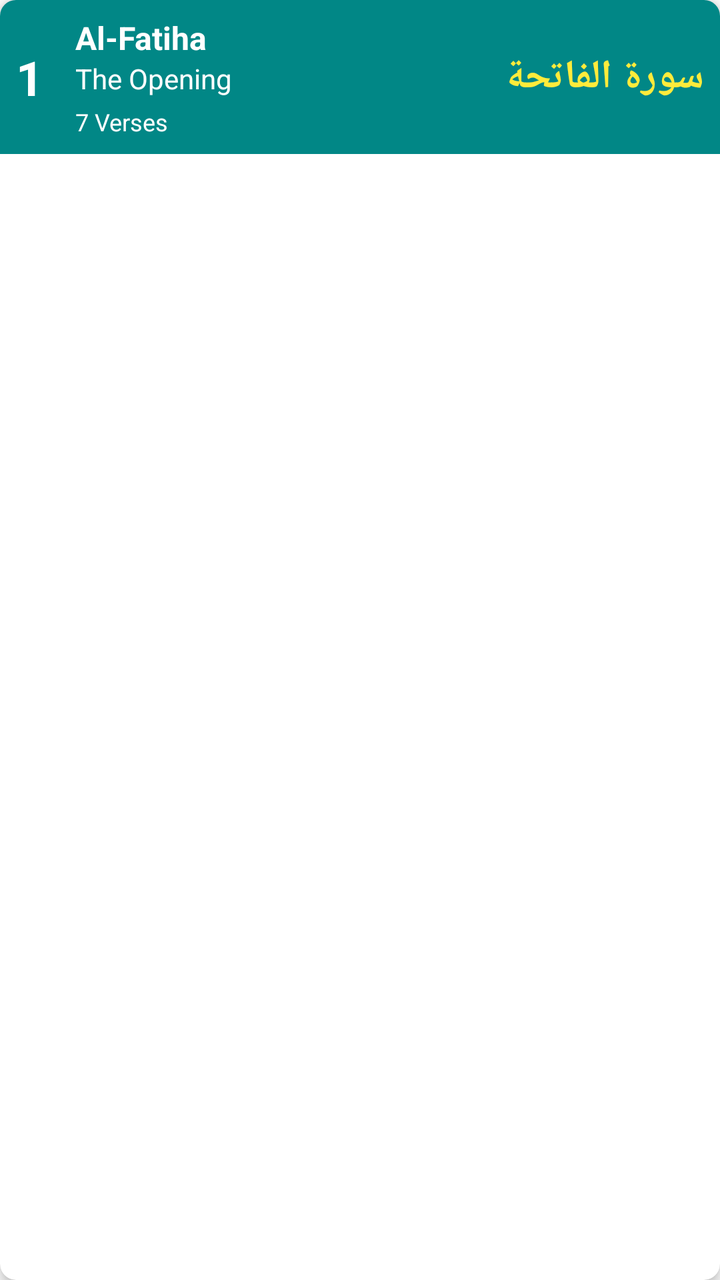
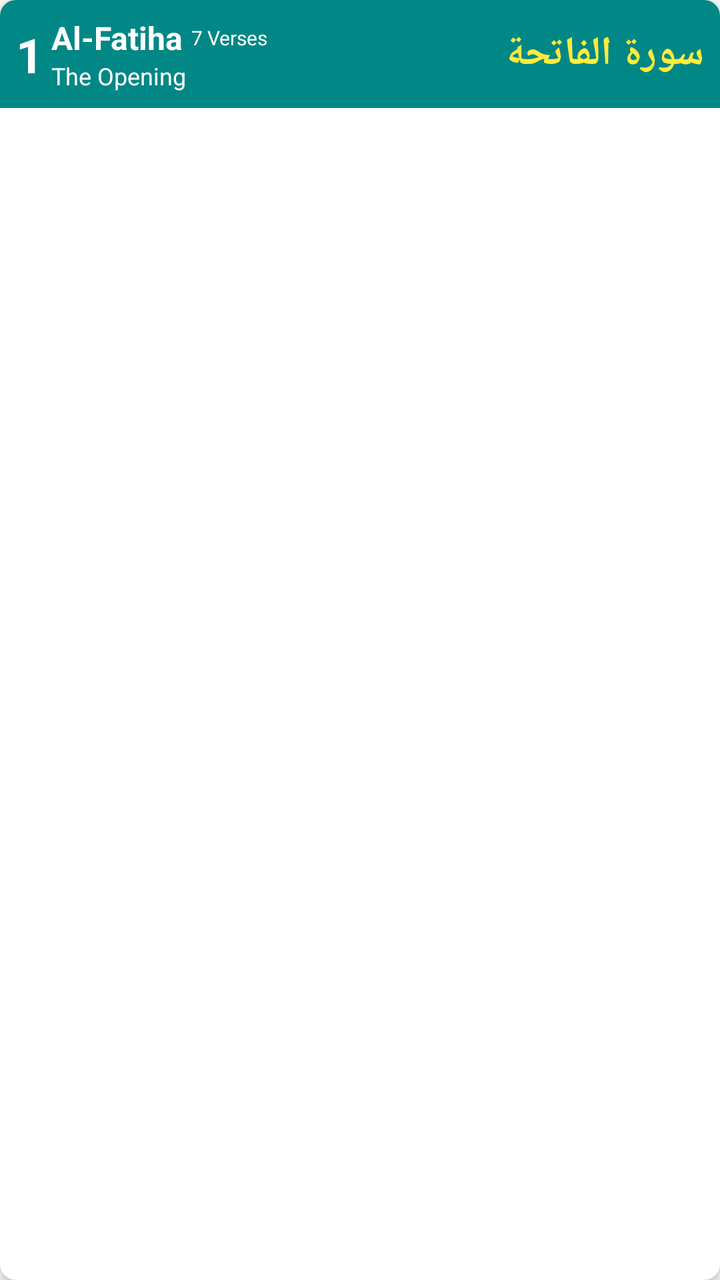

Screens rendered from an Android XML layout before and after an edit, with the pre-edit source and the edit as a unified diff.
<!-- AndroidManifest.xml: application theme Theme.MoslemApp -->
<!-- res/layout/item_surah.xml -->
<?xml version="1.0" encoding="utf-8"?>
<androidx.cardview.widget.CardView xmlns:android="http://schemas.android.com/apk/res/android"
    xmlns:app="http://schemas.android.com/apk/res-auto"
    android:layout_width="match_parent"
    android:layout_height="wrap_content"
    android:layout_margin="2dp"
    app:cardCornerRadius="8dp"
    app:cardElevation="4dp">

    <androidx.constraintlayout.widget.ConstraintLayout
        android:layout_width="match_parent"
        android:layout_height="wrap_content"
        android:background="@color/teal_700"
        android:padding="8dp">

        <TextView
            android:id="@+id/tvNumber"
            android:layout_width="wrap_content"
            android:layout_height="match_parent"
            android:text="1"
            android:textSize="24sp"
            android:textStyle="bold"
            android:textColor="@color/white"
            app:layout_constraintStart_toStartOf="parent"
            app:layout_constraintTop_toTopOf="parent"
            app:layout_constraintBottom_toBottomOf="parent"/>

        <LinearLayout
            android:layout_width="0dp"
            android:layout_height="wrap_content"
            android:orientation="vertical"
            android:layout_marginStart="16dp"
            app:layout_constraintStart_toEndOf="@id/tvNumber"
            app:layout_constraintTop_toTopOf="parent"
            app:layout_constraintBottom_toBottomOf="parent"
            app:layout_constraintEnd_toStartOf="@id/tvNameArabic">

            <TextView
                android:id="@+id/tvEnglishName"
                android:layout_width="wrap_content"
                android:layout_height="wrap_content"
                android:text="Al-Fatiha"
                android:textColor="@color/white"
                android:textStyle="bold"
                android:textSize="16sp"/>

            <TextView
                android:id="@+id/tvEnglishNameTranslation"
                android:layout_width="wrap_content"
                android:layout_height="wrap_content"
                android:text="The Opening"
                android:textSize="14sp"
                android:textColor="@android:color/white"
                />

            <TextView
                android:id="@+id/tvVerses"
                android:layout_width="wrap_content"
                android:layout_height="wrap_content"
                android:text="7 Verses"
                android:textSize="12sp"
                android:textColor="@android:color/white"
                android:layout_marginTop="4dp"/>
        </LinearLayout>

        <TextView
            android:id="@+id/tvNameArabic"
            android:layout_width="wrap_content"
            android:layout_height="wrap_content"
            android:text="سورة الفاتحة"
            android:textSize="20sp"
            android:textStyle="bold"
            android:textColor="#FFEB3B"
            app:layout_constraintEnd_toEndOf="parent"
            app:layout_constraintTop_toTopOf="parent"
            app:layout_constraintBottom_toBottomOf="parent"/>

    </androidx.constraintlayout.widget.ConstraintLayout>

</androidx.cardview.widget.CardView>
<!-- resources referenced by this layout -->
<resources>
  <color name="teal_700">#FF018786</color>
  <color name="white">#FFFFFFFF</color>
  <style name="Theme.MoslemApp" parent="Base.Theme.MoslemApp" />
  <style name="Base.Theme.MoslemApp" parent="Theme.Material3.DayNight.NoActionBar">
  
          <item name="colorPrimary">@color/teal_700</item>
          
          
          
          
          
          
          
          <item name="android:statusBarColor">?attr/colorPrimary</item>
          <item name="android:colorBackground">@android:color/white</item>
      </style>
</resources>

<!-- the commit's change to res/layout/item_surah.xml (unified diff, before → after) -->
@@ -25,11 +25,11 @@
             app:layout_constraintTop_toTopOf="parent"
             app:layout_constraintBottom_toBottomOf="parent"/>
 
-        <LinearLayout
+        <androidx.constraintlayout.widget.ConstraintLayout
             android:layout_width="0dp"
             android:layout_height="wrap_content"
             android:orientation="vertical"
-            android:layout_marginStart="16dp"
+            android:layout_marginStart="4dp"
             app:layout_constraintStart_toEndOf="@id/tvNumber"
             app:layout_constraintTop_toTopOf="parent"
             app:layout_constraintBottom_toBottomOf="parent"
@@ -39,18 +39,23 @@
                 android:id="@+id/tvEnglishName"
                 android:layout_width="wrap_content"
                 android:layout_height="wrap_content"
-                android:text="Al-Fatiha"
+                android:text="Al-Fatiha "
                 android:textColor="@color/white"
                 android:textStyle="bold"
-                android:textSize="16sp"/>
+                android:textSize="16sp"
+                app:layout_constraintTop_toTopOf="parent"
+                app:layout_constraintStart_toStartOf="parent"
+                />
 
             <TextView
                 android:id="@+id/tvEnglishNameTranslation"
                 android:layout_width="wrap_content"
                 android:layout_height="wrap_content"
                 android:text="The Opening"
-                android:textSize="14sp"
+                android:textSize="12sp"
                 android:textColor="@android:color/white"
+                app:layout_constraintTop_toBottomOf="@id/tvEnglishName"
+                app:layout_constraintStart_toStartOf="parent"
                 />
 
             <TextView
@@ -58,10 +63,13 @@
                 android:layout_width="wrap_content"
                 android:layout_height="wrap_content"
                 android:text="7 Verses"
-                android:textSize="12sp"
+                android:textSize="10sp"
                 android:textColor="@android:color/white"
-                android:layout_marginTop="4dp"/>
-        </LinearLayout>
+                android:layout_marginTop="4dp"
+                app:layout_constraintTop_toTopOf="parent"
+                app:layout_constraintStart_toEndOf="@id/tvEnglishName"
+                />
+        </androidx.constraintlayout.widget.ConstraintLayout>
 
         <TextView
             android:id="@+id/tvNameArabic"
